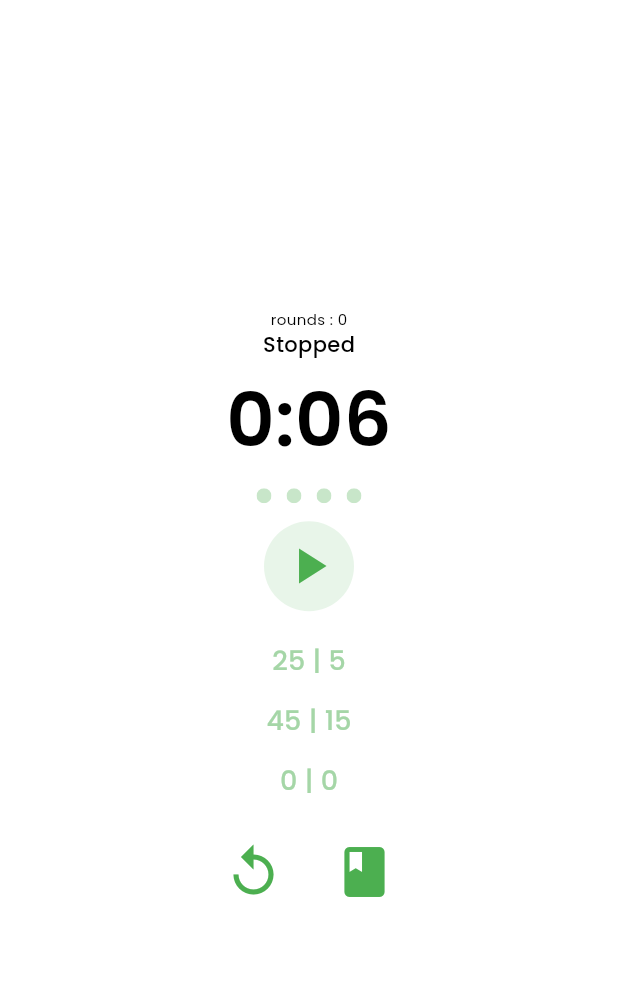
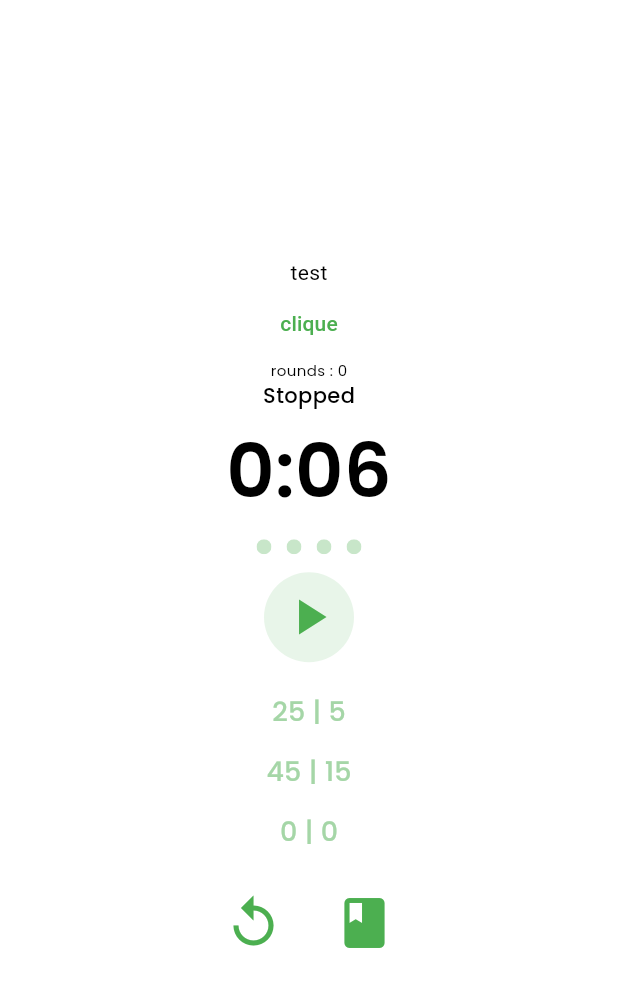
Before and after one commit to Liv44/Dring_Flutter, a Flutter app: the screen it shows after launch, on a phone screen of 412 x 824 dp. Shown: the top 987 px of the screen. Run offline on Flutter 3.47's test engine with Material 3 defaults, Android fonts, the light colour scheme and no system bars; our stand-ins replace awesome_notifications, google_fonts, shared_preferences.

Commit message:
:construction: working on the local storage

```diff
--- a/lib/mainScreen.dart
+++ b/lib/mainScreen.dart
@@ -1,6 +1,7 @@
 import 'package:awesome_notifications/awesome_notifications.dart';
 import 'package:dring/widgets/timerWidget.dart';
 import 'package:flutter/material.dart';
+import 'package:shared_preferences/shared_preferences.dart';
 
 class MainScreen extends StatefulWidget {
   const MainScreen({super.key});
@@ -10,6 +11,8 @@ class MainScreen extends StatefulWidget {
 }
 
 class _MainScreenState extends State<MainScreen> {
+  String test = "test";
+
   @override
   void initState() {
     AwesomeNotifications().isNotificationAllowed().then((isAllowed) {
@@ -18,7 +21,21 @@ class _MainScreenState extends State<MainScreen> {
       }
     });
 
+    getData();
+
     super.initState();
+  }
+
+  getData() async {
+    SharedPreferences sharedPreferences = await SharedPreferences.getInstance();
+    setState(() {
+      test = sharedPreferences.getString('history')!;
+    });
+  }
+
+  yep() async {
+    SharedPreferences sharedPreferences = await SharedPreferences.getInstance();
+    sharedPreferences.setString('history', "Cette valeur a été changée 😎");
   }
 
   @override
@@ -32,13 +49,20 @@ class _MainScreenState extends State<MainScreen> {
       ),
 
       debugShowCheckedModeBanner: false,
-      home: const Scaffold(
+      home: Scaffold(
         backgroundColor: Colors.white,
         body: Center(
           child: Column(
             mainAxisAlignment: MainAxisAlignment.center,
             children: [
-              TimerWidget()
+              Text(test),
+              TextButton(
+                onPressed: () async{
+                  yep();
+                },
+                child: const Text("clique"),
+              ),
+              const TimerWidget()
             ],
           ),
         ),
--- a/pubspec.yaml
+++ b/pubspec.yaml
@@ -31,6 +31,7 @@ dependencies:
   provider:
   google_fonts:
   awesome_notifications: ^0.10.0
+  shared_preferences: ^2.3.2
   flutter:
     sdk: flutter
 
```
Also changed, not shown: lib/widgets/dayHistoryWidget.dart (+11 -2 lines), lib/widgets/historyButtonWidget.dart (+7 -5 lines), pubspec.lock, 1 other file.
